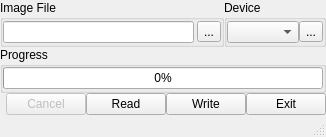
This is src/mainwindow.ui in GDKsoftware/win32diskimager as Qt 5 draws it before an edit. The edited form follows.
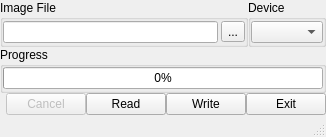
This is the edited form. Icons and pictures are not drawn.

```diff
--- a/src/mainwindow.ui
+++ b/src/mainwindow.ui
@@ -77,20 +77,6 @@
            </property>
           </widget>
          </item>
-         <item>
-          <widget class="QToolButton" name="tbRefresh" >
-           <property name="statusTip" >
-            <string>Refresh the list of available devices</string>
-           </property>
-           <property name="text" >
-            <string>...</string>
-           </property>
-           <property name="icon" >
-            <iconset resource="gui_icons.qrc" >
-             <normaloff>:/images/images/reload.png</normaloff>:/images/images/reload.png</iconset>
-           </property>
-          </widget>
-         </item>
         </layout>
        </widget>
       </item>
```
